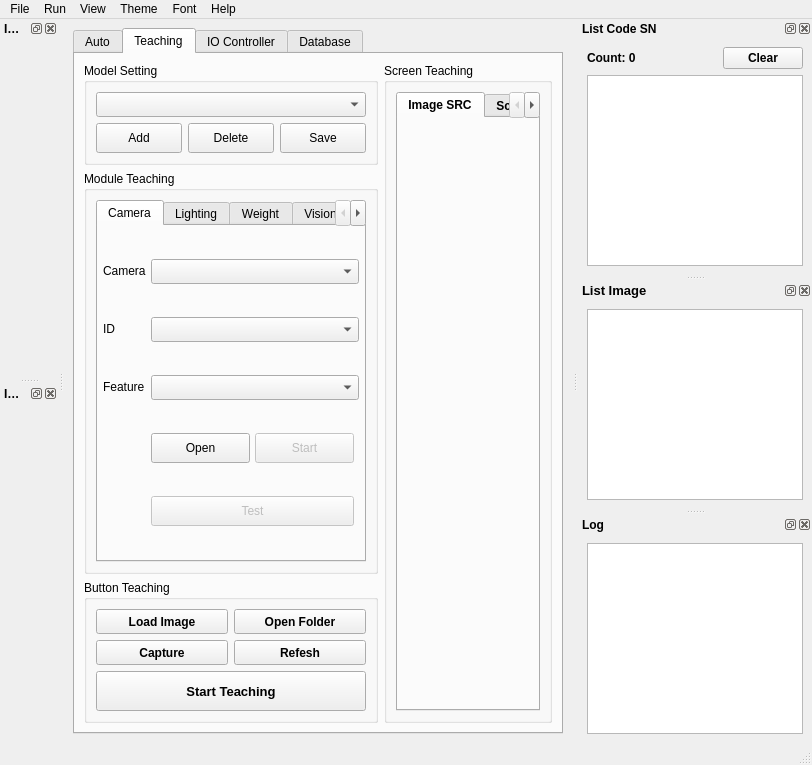
Before: the Qt Designer form ui/MainWindow.ui in vananh2606/ProjectProcessingImage, drawn with Qt 5.
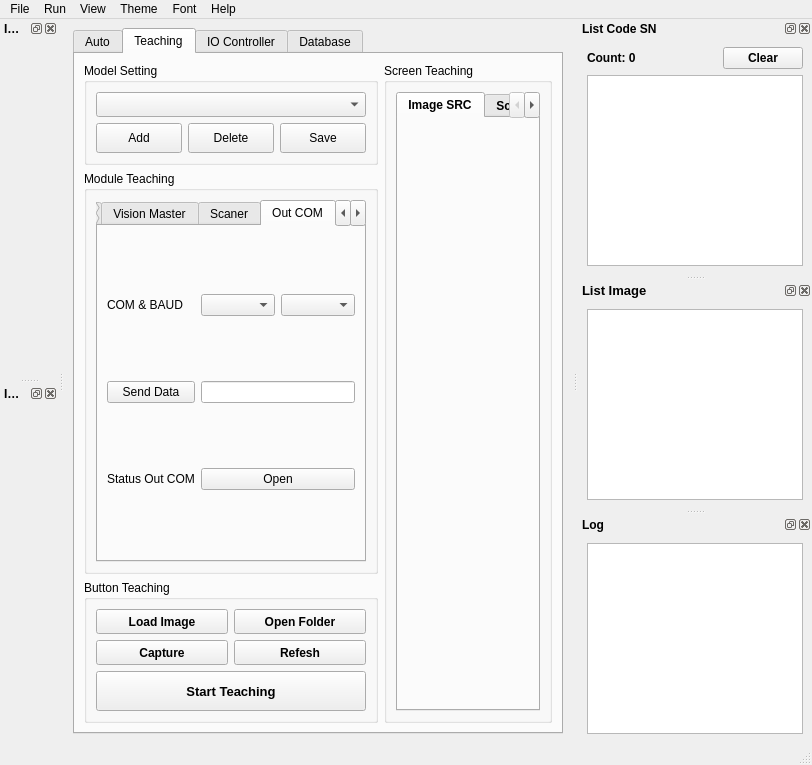
After: the same form once the commit is applied. The open tabs and pages were chosen to show the change.

Patch:
```diff
--- a/ui/MainWindow.ui
+++ b/ui/MainWindow.ui
@@ -1096,6 +1096,57 @@
                </item>
               </layout>
              </widget>
+             <widget class="QWidget" name="tabOutCOM">
+              <attribute name="title">
+               <string>Out COM</string>
+              </attribute>
+              <layout class="QGridLayout" name="gridLayout_13">
+               <item row="0" column="0">
+                <widget class="QLabel" name="label_com_out_com">
+                 <property name="text">
+                  <string>COM &amp; BAUD</string>
+                 </property>
+                </widget>
+               </item>
+               <item row="0" column="1">
+                <widget class="QComboBox" name="combo_comport_out_com">
+                 <property name="minimumSize">
+                  <size>
+                   <width>0</width>
+                   <height>0</height>
+                  </size>
+                 </property>
+                </widget>
+               </item>
+               <item row="0" column="2">
+                <widget class="QComboBox" name="combo_baudrate_out_com"/>
+               </item>
+               <item row="1" column="0">
+                <widget class="QPushButton" name="btn_send_data_out_com">
+                 <property name="text">
+                  <string>Send Data</string>
+                 </property>
+                </widget>
+               </item>
+               <item row="2" column="0">
+                <widget class="QLabel" name="label_status_out_com">
+                 <property name="text">
+                  <string>Status Out COM</string>
+                 </property>
+                </widget>
+               </item>
+               <item row="1" column="1" colspan="2">
+                <widget class="QLineEdit" name="line_data_out_com"/>
+               </item>
+               <item row="2" column="1" colspan="2">
+                <widget class="QPushButton" name="btn_open_out_com">
+                 <property name="text">
+                  <string>Open</string>
+                 </property>
+                </widget>
+               </item>
+              </layout>
+             </widget>
              <widget class="QWidget" name="tabIO">
               <attribute name="title">
                <string>IO</string>
```
